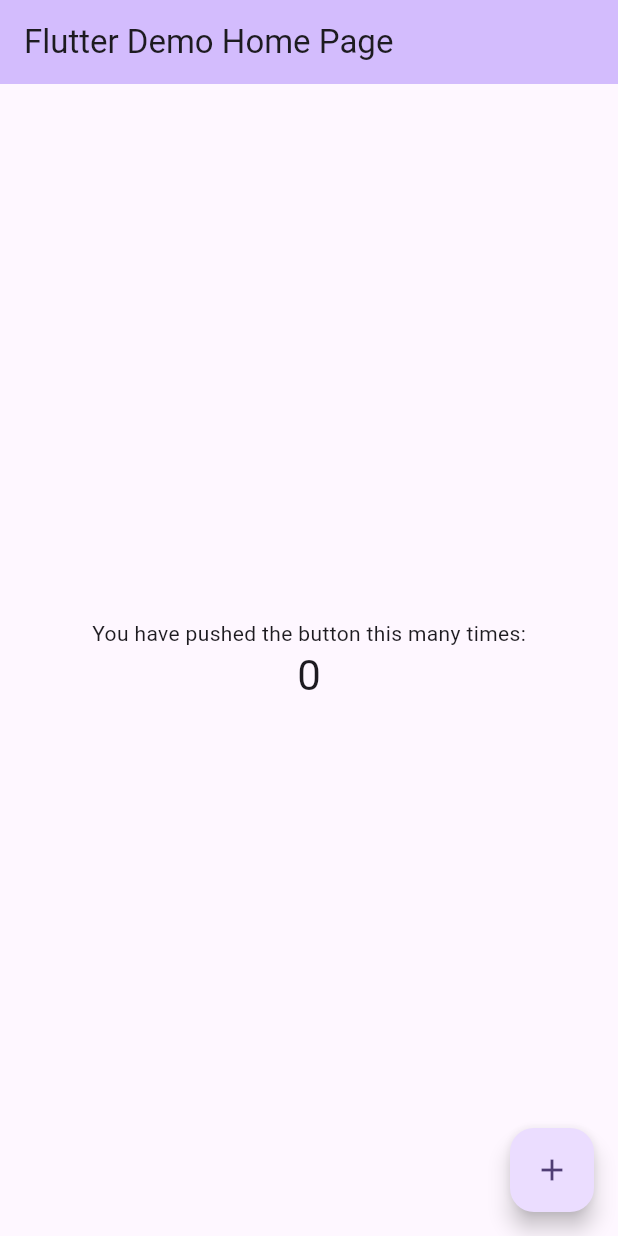
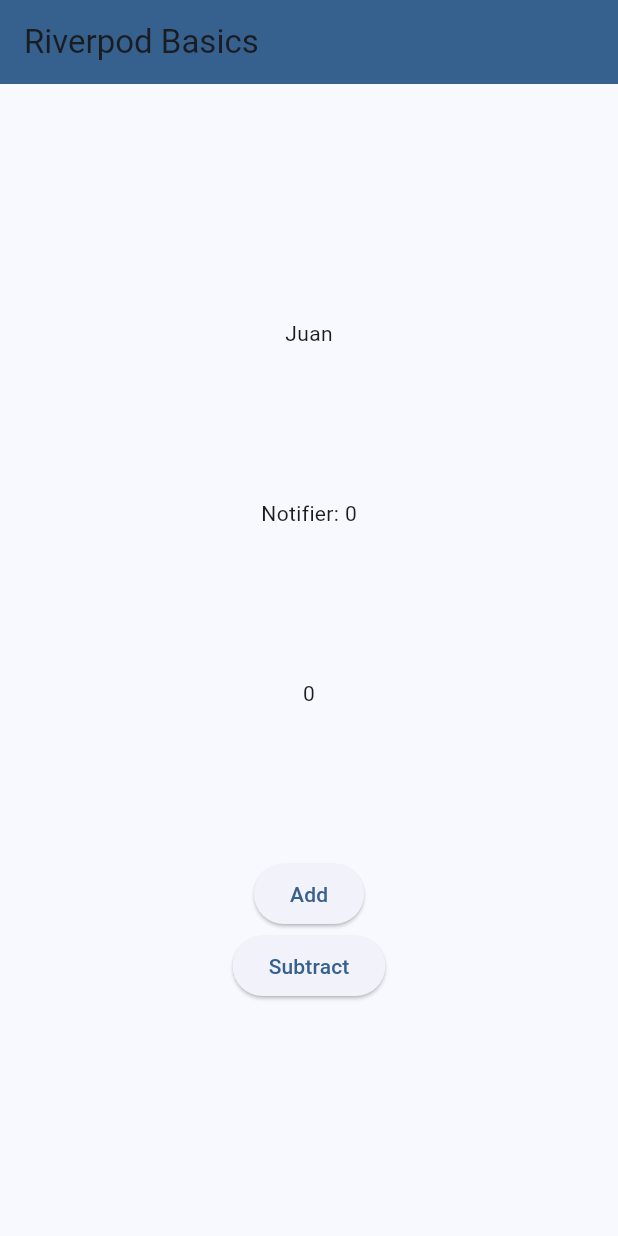
Before and after one commit to juanluiscr27/Flutter-Practice, a Flutter app: the screen it shows after launch, on a phone screen of 412 x 824 dp. Run offline on Flutter 3.47's test engine with Material 2 defaults, Android fonts, the phone set to English and light mode, and no system bars; our stand-ins replace flutter_riverpod.

Commit message:
Added a State management practice with Riverpod package

```diff
--- a/lib/main.dart
+++ b/lib/main.dart
@@ -1,6 +1,10 @@
 import 'package:flutter/material.dart';
 import 'package:flutter_practice/scr/app.dart';
+import 'package:flutter_practice/scr/riverpod_basics.dart';
+import 'package:flutter_riverpod/flutter_riverpod.dart';
 
 void main() {
-  runApp(const MyApp());
+  runApp(
+    const ProviderScope(child: RiverpodBasicApp()),
+  );
 }
--- /dev/null
+++ b/lib/scr/riverpod_basics.dart
@@ -0,0 +1,18 @@
+import 'package:flutter/material.dart';
+import 'package:flutter_practice/scr/state_management/riverpod_home.dart';
+
+class RiverpodBasicApp extends StatelessWidget {
+  const RiverpodBasicApp({super.key});
+
+  @override
+  Widget build(BuildContext context) {
+    return MaterialApp(
+      title: 'Riverpod Basics',
+      theme: ThemeData(
+        colorScheme: ColorScheme.fromSeed(seedColor: Colors.blue),
+        useMaterial3: true,
+      ),
+      home: RiverpodHome(title: 'Riverpod Basics'),
+    );
+  }
+}
--- /dev/null
+++ b/lib/scr/state_management/providers.dart
@@ -0,0 +1,55 @@
+import 'package:flutter_practice/scr/state_management/fake_database.dart';
+import 'package:flutter_riverpod/flutter_riverpod.dart';
+
+// Provides states for Consumer
+final userProvider = FutureProvider<String>(
+  (ref) async => ref.read(databaseProvider).getUserData(),
+);
+
+// State Notifier
+final counterController = StateNotifierProvider<CounterNotifier, int>(
+  (ref) => CounterNotifier(),
+);
+
+class CounterNotifier extends StateNotifier<int> {
+  CounterNotifier() : super(0);
+
+  void add() {
+    state++;
+  }
+
+  void subtract() {
+    state--;
+  }
+}
+
+// Future Provider
+final counterAsyncController =
+    StateNotifierProvider<CounterAsyncNotifier, AsyncValue<int>>(
+  (ref) => CounterAsyncNotifier(ref),
+);
+
+class CounterAsyncNotifier extends StateNotifier<AsyncValue<int>> {
+  CounterAsyncNotifier(this.ref) : super(const AsyncLoading()) {
+    _init();
+  }
+
+  final Ref ref;
+
+  void _init() async {
+    ref.read(databaseProvider).initDatabase;
+    state = const AsyncData(0);
+  }
+
+  void add() async {
+    state = const AsyncLoading();
+    int count = await ref.read(databaseProvider).increment();
+    state = AsyncData(count);
+  }
+
+  void subtract() async {
+    state = const AsyncLoading();
+    int count = await ref.read(databaseProvider).decrement();
+    state = AsyncData(count);
+  }
+}
--- /dev/null
+++ b/lib/scr/state_management/riverpod_home.dart
@@ -0,0 +1,81 @@
+import 'package:flutter/material.dart';
+import 'package:flutter_practice/scr/state_management/providers.dart';
+import 'package:flutter_riverpod/flutter_riverpod.dart';
+
+class RiverpodHome extends ConsumerWidget {
+  const RiverpodHome({super.key, required this.title});
+  final String title;
+
+  @override
+  Widget build(BuildContext context, WidgetRef ref) {
+    return Scaffold(
+      appBar: AppBar(
+        backgroundColor: Theme.of(context).colorScheme.primary,
+        title: Text(title),
+      ),
+      body: Center(
+        child: Column(
+          mainAxisAlignment: MainAxisAlignment.center,
+          children: <Widget>[
+            Consumer(
+              builder: (context, ref, _) {
+                return ref.watch(userProvider).when(
+                  data: (String value) {
+                    return Text(value);
+                  },
+                  error: (Object error, StackTrace stackTrace) {
+                    return const Text('Error');
+                  },
+                  loading: () {
+                    return const CircularProgressIndicator();
+                  },
+                );
+              },
+            ),
+            const SizedBox(
+              height: 100.0,
+            ),
+            Consumer(
+              builder: (context, ref, _) {
+                final count = ref.watch(counterController);
+                return Text('Notifier: $count');
+              },
+            ),
+            const SizedBox(
+              height: 100.0,
+            ),
+            Consumer(
+              builder: (context, ref, _) {
+                return ref.watch(counterAsyncController).when(
+                    data: (int value) {
+                  return Text(value.toString());
+                }, error: (Object error, StackTrace stackTrace) {
+                  return const Text('Error');
+                }, loading: () {
+                  return const CircularProgressIndicator();
+                });
+              },
+            ),
+            const SizedBox(
+              height: 100.0,
+            ),
+            ElevatedButton(
+              onPressed: () {
+                ref.read(counterController.notifier).add();
+                ref.read(counterAsyncController.notifier).add();
+              },
+              child: const Text('Add'),
+            ),
+            ElevatedButton(
+              onPressed: () {
+                ref.read(counterController.notifier).subtract();
+                ref.read(counterAsyncController.notifier).subtract();
+              },
+              child: const Text('Subtract'),
+            ),
+          ],
+        ),
+      ),
+    );
+  }
+}
```
Also changed, not shown: lib/scr/state_management/fake_database.dart (added, +35 -0 lines), pubspec.yaml (+6 -43 lines).
